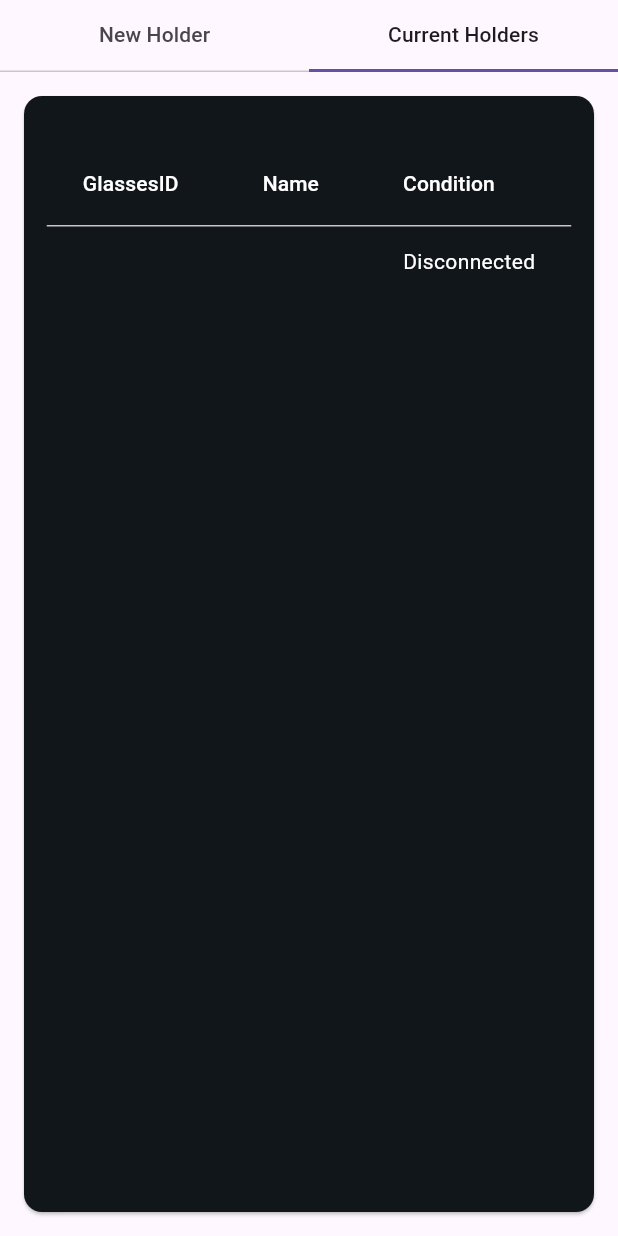
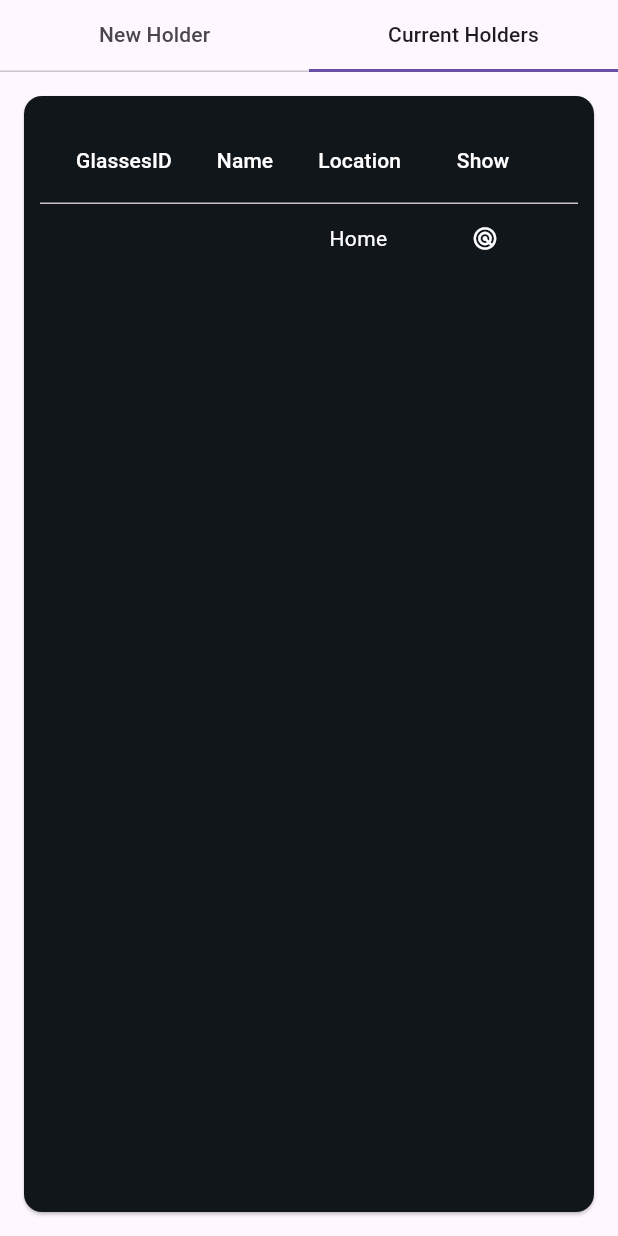
Before and after one commit to Mazen20021/mobapp, a Flutter app: the NestedTabBarconf widget shown alone on an empty page, opened directly, tab 2 chosen, on a phone screen of 412 x 824 dp. Run offline on Flutter 3.47's test engine with Material 3 defaults, Android fonts, the phone set to English and light mode, and no system bars; our stand-ins replace sqflite; accounts and stored records are empty.

Commit message:
modified:   lib/Pages/MainPage.dart

```diff
--- a/lib/Pages/MainPage.dart
+++ b/lib/Pages/MainPage.dart
@@ -331,6 +331,7 @@ class _NestedTabBarStateconf extends State<NestedTabBarconf>
     }
   }
 
+  void showbot(BuildContext context) {}
   @override
   Widget build(BuildContext context) {
     return Form(
@@ -446,8 +447,8 @@ class _NestedTabBarStateconf extends State<NestedTabBarconf>
                     margin: const EdgeInsets.all(16.0),
                     child: Column(
                       children: [
-                        const SizedBox(height: 30),
-                        DataTable(columns: const [
+                        const SizedBox(height: 15),
+                        DataTable(columnSpacing: 30, columns: const [
                           DataColumn(
                               label: Text(
                             "GlassesID",
@@ -457,22 +458,39 @@ class _NestedTabBarStateconf extends State<NestedTabBarconf>
                               label: Text("Name",
                                   style: TextStyle(color: Colors.white))),
                           DataColumn(
-                            label: Text("Condition",
+                            label: Text("Location",
+                                style: TextStyle(color: Colors.white)),
+                          ),
+                          DataColumn(
+                            label: Text("  Show",
                                 style: TextStyle(color: Colors.white)),
                           )
                         ], rows: [
                           DataRow(cells: [
                             DataCell(
-                              Text(holderidgot,
+                              Text("   " + holderidgot,
+                                  style: const TextStyle(color: Colors.white)),
+                            ),
+                            DataCell(
+                              Text(holdernamegot,
+                                  style: const TextStyle(color: Colors.white)),
+                            ),
+                            const DataCell(
+                              Text("  Home",
                                   style: TextStyle(color: Colors.white)),
                             ),
                             DataCell(
-                              Text(holdernamegot,
-                                  style: TextStyle(color: Colors.white)),
-                            ),
-                            const DataCell(
-                              Text("Disconnected",
-                                  style: TextStyle(color: Colors.white)),
+                              TextButton.icon(
+                                onPressed: () => showbot(context),
+                                style: TextButton.styleFrom(
+                                  fixedSize: Size.fromRadius(5),
+                                  backgroundColor:
+                                      const Color.fromARGB(0, 144, 145, 72),
+                                ),
+                                label: const Text(""),
+                                icon: const Icon(Icons.radar_rounded,
+                                    color: Colors.white),
+                              ),
                             )
                           ]),
                         ]),
```
